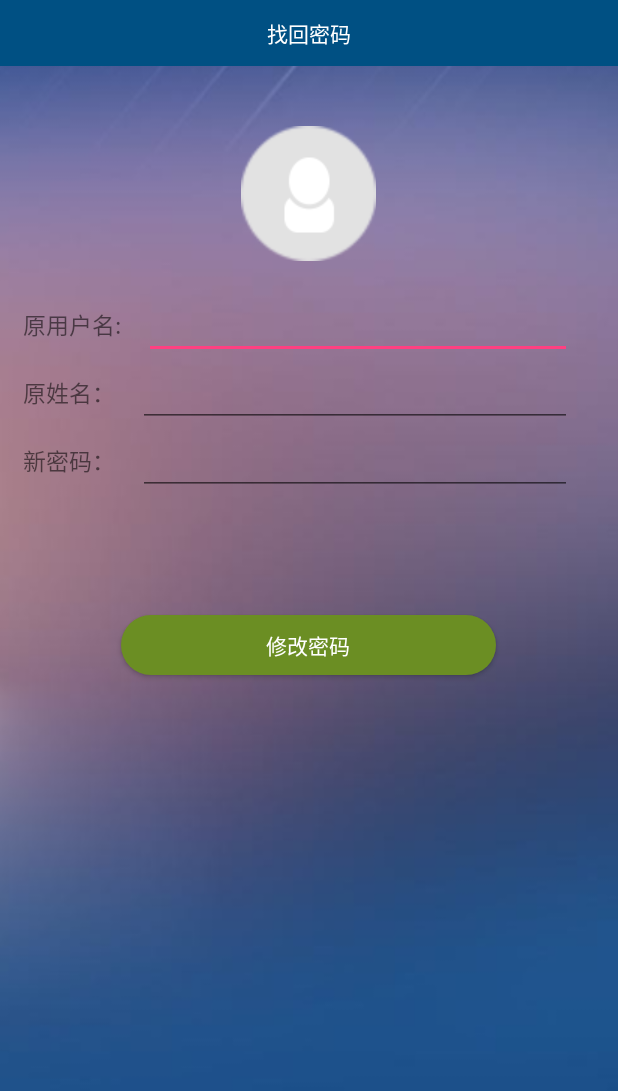
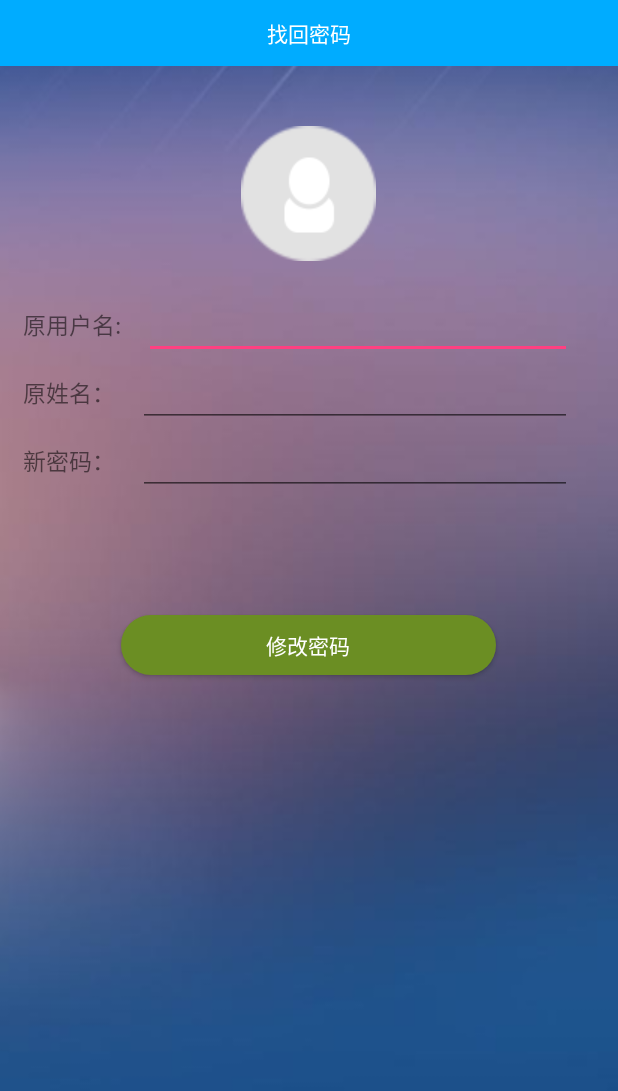
Before and after one commit to androidboom/Circle_Of_Movie, an Android app: the ForgetPassword screen opened directly, with no data from a screen before it, on a phone screen of 412 x 824 dp. Shown: the top 1091 px of the screen. Run offline under Robolectric (Android 15) with nearby library versions, the phone set to English and light mode, and no system bars.

Commit message:
资源文件更新

```diff
--- a/app/src/main/res/values/colors.xml
+++ b/app/src/main/res/values/colors.xml
@@ -1,9 +1,9 @@
 <?xml version="1.0" encoding="utf-8"?>
 <resources>
     <!-- title主色 -->
-    <color name="ssf_main_color">#005083</color>
+    <color name="ssf_main_color">#00ACFF</color>
     <!-- 副色调 -->
-    <color name="ssf_fu_color">#005083</color>
+    <color name="ssf_fu_color">#00ACEF</color>
     <!-- 通用背景页面 -->
     <color name="common_bg">#f3f5f9</color>
     <!-- 主页面FragmentTab文字颜色 -->
@@ -11,8 +11,8 @@
     <!-- 主页面分隔线颜色 -->
     <color name="gray_light">#eaeaea</color>
 
-    <color name="colorPrimary">#3F51B5</color>
-    <color name="colorPrimaryDark">#303F9F</color>
+    <color name="colorPrimary">#00ACFF</color>
+    <color name="colorPrimaryDark">#00ACEF</color>
     <color name="colorAccent">#FF4081</color>
 
     <color name="loginout">#FF0000</color>
```
Also changed, not shown: app/src/main/res/values/styles.xml (+7 -0 lines).
